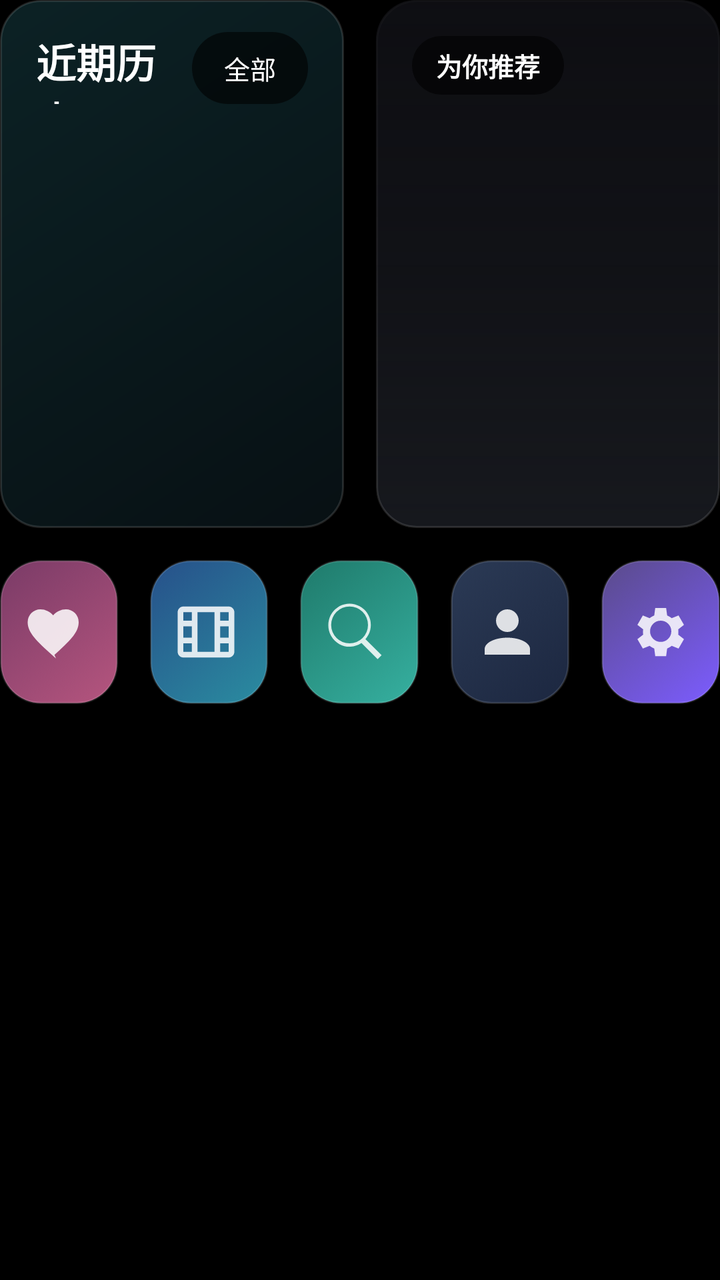
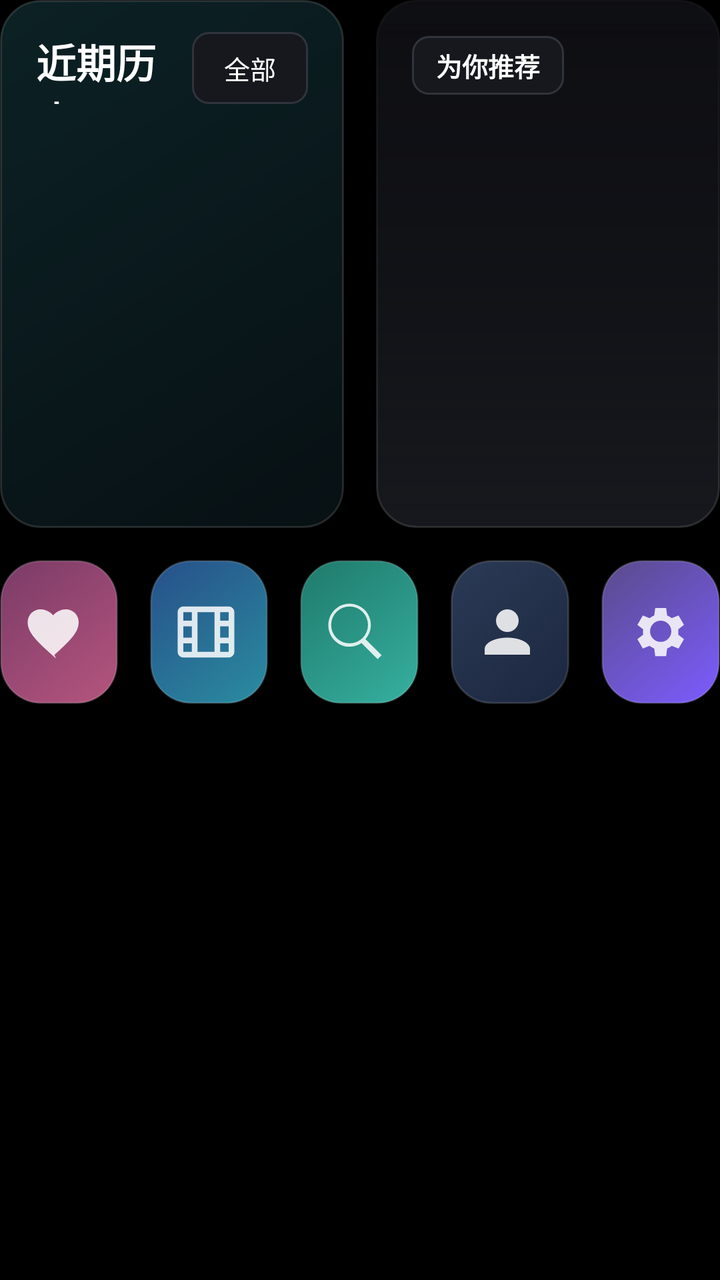

The first picture is an Android layout as it rendered before a commit; the second is the same layout after the commit. The layout source and the unified diff follow.
<!-- AndroidManifest.xml: application theme Theme.JerocineTV -->
<!-- res/layout/item_home_dashboard_header.xml -->
<?xml version="1.0" encoding="utf-8"?>
<LinearLayout xmlns:android="http://schemas.android.com/apk/res/android"
    android:layout_width="match_parent"
    android:layout_height="wrap_content"
    android:clipChildren="false"
    android:orientation="vertical"
    android:paddingBottom="24dp">

    <LinearLayout
        android:layout_width="match_parent"
        android:layout_height="264dp"
        android:clipChildren="false"
        android:orientation="horizontal">

        <LinearLayout
            android:id="@+id/home_recent_panel"
            android:layout_width="0dp"
            android:layout_height="match_parent"
            android:layout_marginEnd="8dp"
            android:layout_weight="1"
            android:background="@drawable/jc_tv_panel_cyan"
            android:orientation="vertical"
            android:paddingHorizontal="18dp"
            android:paddingVertical="16dp">

            <LinearLayout
                android:layout_width="match_parent"
                android:layout_height="36dp"
                android:gravity="center_vertical"
                android:orientation="horizontal">

                <TextView
                    android:layout_width="0dp"
                    android:layout_height="wrap_content"
                    android:layout_weight="1"
                    android:includeFontPadding="false"
                    android:text="近期历史"
                    android:textColor="@color/jc_text"
                    android:textSize="20sp"
                    android:textStyle="bold" />

                <TextView
                    android:layout_width="wrap_content"
                    android:layout_height="36dp"
                    android:background="@drawable/jc_badge_bg"
                    android:gravity="center"
                    android:paddingHorizontal="16dp"
                    android:text="全部"
                    android:textColor="@color/jc_text"
                    android:textSize="13sp" />
            </LinearLayout>

            <androidx.recyclerview.widget.RecyclerView
                android:id="@+id/home_recent_list"
                android:layout_width="match_parent"
                android:layout_height="196dp"
                android:clipChildren="false"
                android:clipToPadding="false"
                android:paddingTop="7dp"
                android:scrollbars="none" />
        </LinearLayout>

        <FrameLayout
            android:id="@+id/home_hero"
            android:layout_width="0dp"
            android:layout_height="match_parent"
            android:layout_marginStart="8dp"
            android:layout_weight="1"
            android:background="@drawable/jc_tv_hero_frame"
            android:clickable="true"
            android:clipToOutline="true"
            android:focusable="true"
            android:outlineProvider="background">

            <ImageView
                android:id="@+id/home_hero_image"
                android:layout_width="match_parent"
                android:layout_height="match_parent"
                android:scaleType="centerCrop" />

            <View android:layout_width="match_parent" android:layout_height="match_parent" android:background="@drawable/jc_title_scrim" />

            <TextView
                android:layout_width="wrap_content"
                android:layout_height="wrap_content"
                android:layout_gravity="top|start"
                android:layout_margin="18dp"
                android:background="@drawable/jc_badge_bg"
                android:paddingHorizontal="12dp"
                android:paddingVertical="5dp"
                android:text="为你推荐"
                android:textColor="@color/jc_text"
                android:textSize="13sp"
                android:textStyle="bold" />

            <LinearLayout
                android:layout_width="match_parent"
                android:layout_height="wrap_content"
                android:layout_gravity="bottom"
                android:orientation="vertical"
                android:padding="20dp">

                <TextView
                    android:id="@+id/home_hero_title"
                    android:layout_width="match_parent"
                    android:layout_height="wrap_content"
                    android:ellipsize="end"
                    android:includeFontPadding="false"
                    android:maxLines="1"
                    android:textColor="@color/jc_text"
                    android:textSize="27sp"
                    android:textStyle="bold" />

                <TextView
                    android:id="@+id/home_hero_meta"
                    android:layout_width="match_parent"
                    android:layout_height="wrap_content"
                    android:layout_marginTop="5dp"
                    android:ellipsize="end"
                    android:includeFontPadding="false"
                    android:maxLines="1"
                    android:textColor="@color/jc_text_secondary"
                    android:textSize="14sp" />
            </LinearLayout>
        </FrameLayout>
    </LinearLayout>

    <LinearLayout
        android:layout_width="match_parent"
        android:layout_height="82dp"
        android:layout_marginTop="16dp"
        android:clipChildren="false"
        android:orientation="horizontal">

        <FrameLayout android:id="@+id/home_quick_history" style="@style/HomeQuickCard" android:layout_marginEnd="8dp" android:background="@drawable/jc_tv_quick_history">
            <LinearLayout style="@style/HomeQuickText"><TextView style="@style/HomeQuickTitle" android:text="历史 · 收藏"/><TextView style="@style/HomeQuickSubtitle" android:text="记录您的热爱"/></LinearLayout>
            <ImageView style="@style/HomeQuickIcon" android:src="@drawable/ic_favorite" />
        </FrameLayout>
        <FrameLayout android:id="@+id/home_quick_category" style="@style/HomeQuickCard" android:layout_marginHorizontal="8dp" android:background="@drawable/jc_tv_quick_category">
            <LinearLayout style="@style/HomeQuickText"><TextView style="@style/HomeQuickTitle" android:text="分类"/><TextView style="@style/HomeQuickSubtitle" android:text="剧 / 影 / 综 / 漫"/></LinearLayout>
            <ImageView style="@style/HomeQuickIcon" android:src="@drawable/ic_film" />
        </FrameLayout>
        <FrameLayout android:id="@+id/home_quick_search" style="@style/HomeQuickCard" android:layout_marginHorizontal="8dp" android:background="@drawable/jc_tv_quick_search">
            <LinearLayout style="@style/HomeQuickText"><TextView style="@style/HomeQuickTitle" android:text="搜索"/><TextView style="@style/HomeQuickSubtitle" android:text="找片更快"/></LinearLayout>
            <ImageView style="@style/HomeQuickIcon" android:src="@drawable/ic_search" />
        </FrameLayout>
        <FrameLayout android:id="@+id/home_quick_account" style="@style/HomeQuickCard" android:layout_marginHorizontal="8dp" android:background="@drawable/jc_tv_quick_account">
            <LinearLayout style="@style/HomeQuickText"><TextView style="@style/HomeQuickTitle" android:text="我的"/><TextView android:id="@+id/home_quick_account_subtitle" style="@style/HomeQuickSubtitle" android:text="点击登录"/></LinearLayout>
            <ImageView style="@style/HomeQuickIcon" android:src="@drawable/ic_user" />
        </FrameLayout>
        <FrameLayout android:id="@+id/home_quick_settings" style="@style/HomeQuickCard" android:layout_marginStart="8dp" android:background="@drawable/jc_tv_quick_settings">
            <LinearLayout style="@style/HomeQuickText"><TextView style="@style/HomeQuickTitle" android:text="设置"/><TextView style="@style/HomeQuickSubtitle" android:text="画质 / 过滤"/></LinearLayout>
            <ImageView style="@style/HomeQuickIcon" android:src="@drawable/ic_settings" />
        </FrameLayout>
    </LinearLayout>
</LinearLayout>
<!-- resources referenced by this layout -->
<resources>
  <color name="jc_text">#FFFFFFFF</color>
  <color name="jc_text_secondary">#B3FFFFFF</color>
  <!-- drawable ic_search (drawable) -->
  <vector xmlns:android="http://schemas.android.com/apk/res/android" android:width="24dp" android:height="24dp" android:viewportWidth="24" android:viewportHeight="24" android:tint="@color/jc_ctl_btn_text">
      <path android:fillColor="@android:color/white" android:pathData="M9.5,3a6.5,6.5 0,1 0,0 13,6.5 6.5,0 0,0 0,-13zM2,9.5a7.5,7.5 0,1 1,13.1 5l5.7,5.7 -1.4,1.4 -5.7,-5.7A7.5,7.5 0,0 1,2 9.5z" />
  </vector>
  <!-- drawable ic_user (drawable) -->
  <vector xmlns:android="http://schemas.android.com/apk/res/android" android:width="34dp" android:height="34dp" android:viewportWidth="24" android:viewportHeight="24" android:tint="@color/jc_text">
      <path android:fillColor="@android:color/white" android:pathData="M12,12c2.21,0 4,-1.79 4,-4s-1.79,-4 -4,-4 -4,1.79 -4,4 1.79,4 4,4zM12,14c-4.42,0 -8,1.79 -8,4v2h16v-2c0,-2.21 -3.58,-4 -8,-4z" />
  </vector>
  <!-- drawable jc_badge_bg (drawable) -->
  <?xml version="1.0" encoding="utf-8"?>
  <shape xmlns:android="http://schemas.android.com/apk/res/android"
      android:shape="rectangle">
      <solid android:color="#99000000" />
      
      <corners android:radius="24dp" />
  </shape>
  <!-- drawable jc_title_scrim (drawable) -->
  <?xml version="1.0" encoding="utf-8"?>
  <shape xmlns:android="http://schemas.android.com/apk/res/android"
      android:shape="rectangle">
      <gradient
          android:type="linear"
          android:angle="270"
          android:startColor="@color/jc_glass_deep"
          android:centerColor="#800B0B0F"
          android:endColor="@android:color/transparent" />
  </shape>
  <!-- drawable jc_tv_panel_cyan (drawable) -->
  <?xml version="1.0" encoding="utf-8"?>
  <shape xmlns:android="http://schemas.android.com/apk/res/android" android:shape="rectangle">
      <gradient android:angle="315" android:startColor="@color/jc_tv_panel_cyan_start" android:endColor="@color/jc_tv_panel_cyan_end" />
      <stroke android:width="1dp" android:color="@color/jc_tv_stroke" />
      <corners android:radius="@dimen/jc_tv_panel_radius" />
  </shape>
  <style name="HomeQuickCard">
          <item name="android:layout_width">0dp</item>
          <item name="android:layout_height">72dp</item>
          <item name="android:layout_weight">1</item>
          <item name="android:clickable">true</item>
          <item name="android:focusable">true</item>
      </style>
  <style name="HomeQuickIcon">
          <item name="android:layout_width">34dp</item>
          <item name="android:layout_height">34dp</item>
          <item name="android:layout_gravity">end|center_vertical</item>
          <item name="android:layout_marginEnd">14dp</item>
          <item name="android:alpha">0.85</item>
      </style>
  <style name="HomeQuickText">
          <item name="android:layout_width">match_parent</item>
          <item name="android:layout_height">match_parent</item>
          <item name="android:gravity">center_vertical</item>
          <item name="android:orientation">vertical</item>
          <item name="android:paddingLeft">16dp</item>
          <item name="android:paddingRight">48dp</item>
      </style>
  <style name="Theme.JerocineTV" parent="@android:style/Theme.Material.NoActionBar">
          <item name="android:windowBackground">@android:color/black</item>
      </style>
  <color name="jc_glass_deep">#CC0B0B0F</color>
  <color name="jc_surface_1">#16181D</color>
  <color name="jc_accent">#FF4AD1E5</color>
  <color name="jc_tv_stroke">#21FFFFFF</color>
  <color name="jc_tv_panel_cyan_start">#294AD1E5</color>
  <color name="jc_tv_panel_cyan_end">#800F2027</color>
  <dimen name="jc_tv_panel_radius">20dp</dimen>
  <!-- unchanged entries left out for length: 11 -->
</resources>

<!-- the commit's change to res/layout/item_home_dashboard_header.xml (unified diff, before → after) -->
@@ -42,7 +42,7 @@
                 <TextView
                     android:layout_width="wrap_content"
                     android:layout_height="36dp"
-                    android:background="@drawable/jc_badge_bg"
+                    android:background="@drawable/jc_tv_badge_bg"
                     android:gravity="center"
                     android:paddingHorizontal="16dp"
                     android:text="全部"
@@ -85,7 +85,7 @@
                 android:layout_height="wrap_content"
                 android:layout_gravity="top|start"
                 android:layout_margin="18dp"
-                android:background="@drawable/jc_badge_bg"
+                android:background="@drawable/jc_tv_badge_bg"
                 android:paddingHorizontal="12dp"
                 android:paddingVertical="5dp"
                 android:text="为你推荐"
<!-- resource entries referenced after the edit -->
@@ -10,14 +10,6 @@
   <vector xmlns:android="http://schemas.android.com/apk/res/android" android:width="34dp" android:height="34dp" android:viewportWidth="24" android:viewportHeight="24" android:tint="@color/jc_text">
       <path android:fillColor="@android:color/white" android:pathData="M12,12c2.21,0 4,-1.79 4,-4s-1.79,-4 -4,-4 -4,1.79 -4,4 1.79,4 4,4zM12,14c-4.42,0 -8,1.79 -8,4v2h16v-2c0,-2.21 -3.58,-4 -8,-4z" />
   </vector>
-  <!-- drawable jc_badge_bg (drawable) -->
-  <?xml version="1.0" encoding="utf-8"?>
-  <shape xmlns:android="http://schemas.android.com/apk/res/android"
-      android:shape="rectangle">
-      <solid android:color="#99000000" />
-      
-      <corners android:radius="24dp" />
-  </shape>
   <!-- drawable jc_title_scrim (drawable) -->
   <?xml version="1.0" encoding="utf-8"?>
   <shape xmlns:android="http://schemas.android.com/apk/res/android"
@@ -28,6 +20,14 @@
           android:startColor="@color/jc_glass_deep"
           android:centerColor="#800B0B0F"
           android:endColor="@android:color/transparent" />
+  </shape>
+  <!-- drawable jc_tv_badge_bg (drawable) -->
+  <?xml version="1.0" encoding="utf-8"?>
+  <shape xmlns:android="http://schemas.android.com/apk/res/android"
+      android:shape="rectangle">
+      <solid android:color="@color/jc_surface_1" />
+      <stroke android:width="1dp" android:color="@color/jc_tv_border" />
+      <corners android:radius="@dimen/jc_control_radius" />
   </shape>
   <!-- drawable jc_tv_panel_cyan (drawable) -->
   <?xml version="1.0" encoding="utf-8"?>
@@ -63,6 +63,8 @@
       </style>
   <color name="jc_glass_deep">#CC0B0B0F</color>
   <color name="jc_surface_1">#16181D</color>
+  <color name="jc_tv_border">#FF30343C</color>
+  <dimen name="jc_control_radius">8dp</dimen>
   <color name="jc_accent">#FF4AD1E5</color>
   <color name="jc_tv_stroke">#21FFFFFF</color>
   <color name="jc_tv_panel_cyan_start">#294AD1E5</color>
